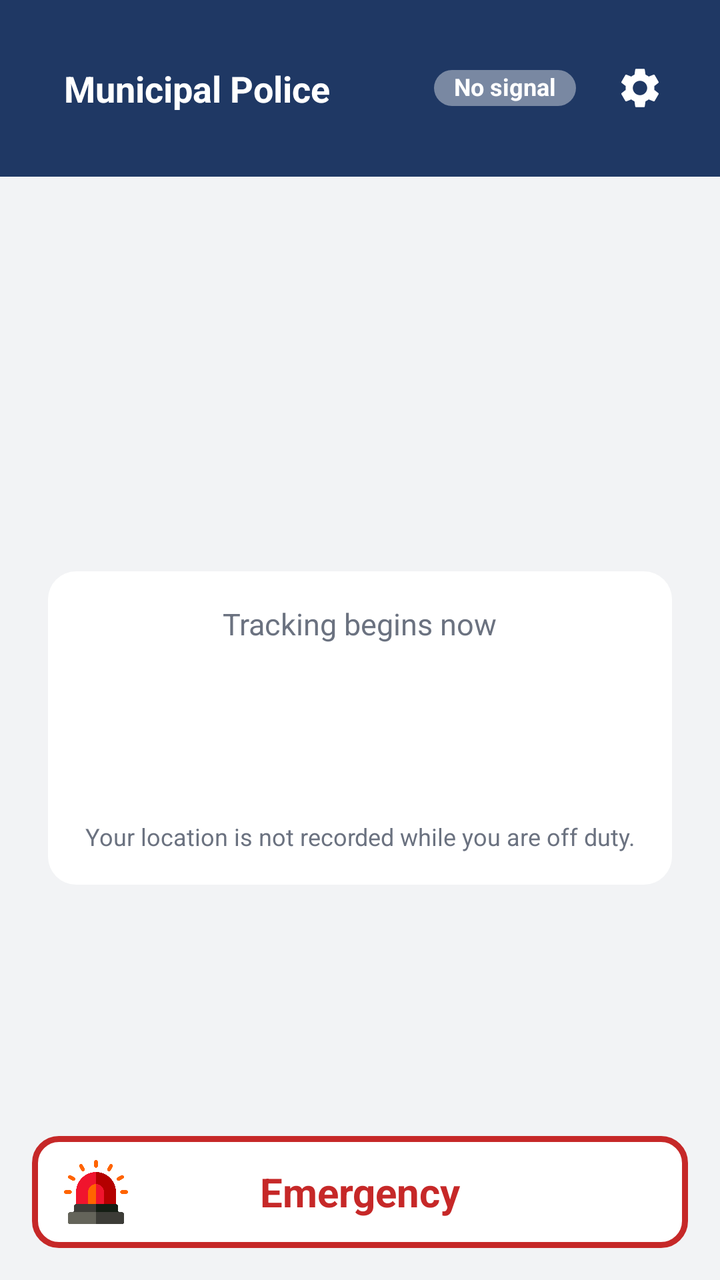
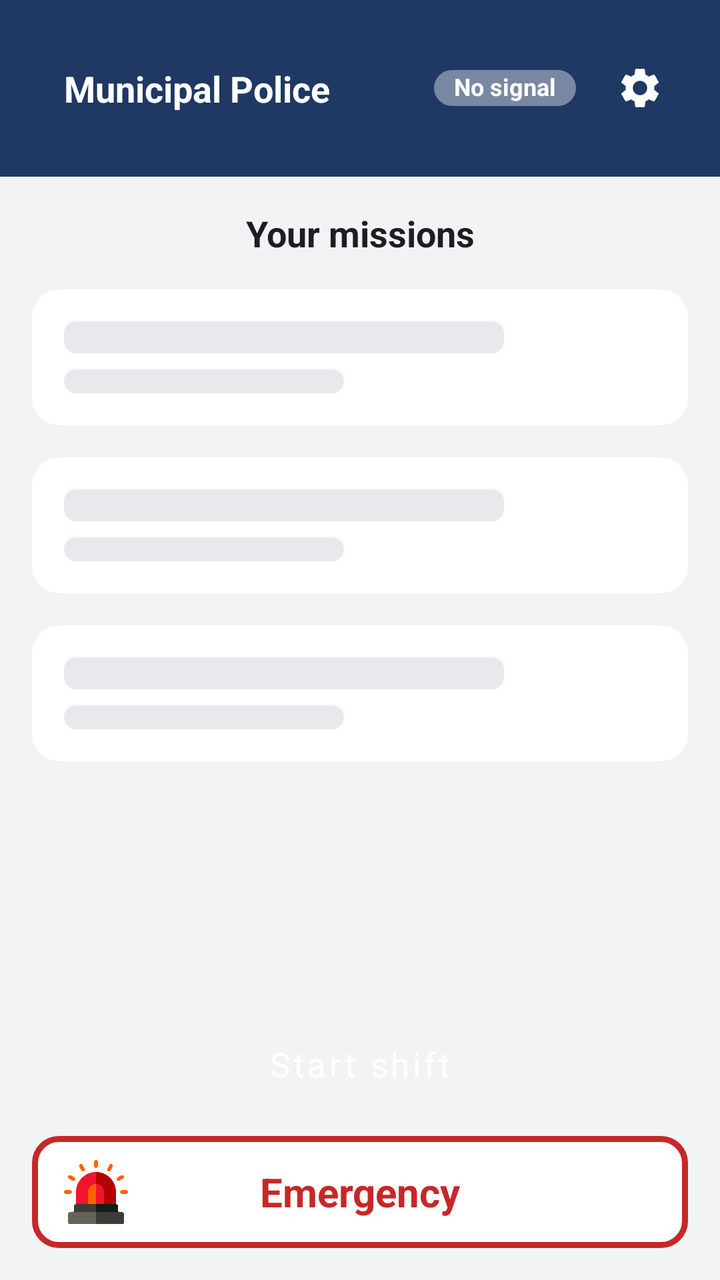

Two renders of the same Android screen: before a commit and after it. Below are the layout's source before the change and the commit's diff.
<!-- AndroidManifest.xml: activity theme Theme.OfficerApp.NoActionBar -->
<!-- res/layout/activity_shift.xml -->
<?xml version="1.0" encoding="utf-8"?>
<androidx.constraintlayout.widget.ConstraintLayout
    xmlns:android="http://schemas.android.com/apk/res/android"
    xmlns:app="http://schemas.android.com/apk/res-auto"
    android:layout_width="match_parent"
    android:layout_height="match_parent"
    android:background="@color/bg_canvas"
    android:fitsSystemWindows="true">

    <LinearLayout
        android:id="@+id/mainContent"
        android:layout_width="0dp"
        android:layout_height="0dp"
        android:orientation="vertical"
        app:layout_constraintBottom_toBottomOf="parent"
        app:layout_constraintEnd_toEndOf="parent"
        app:layout_constraintStart_toStartOf="parent"
        app:layout_constraintTop_toTopOf="parent">

        
        
        

        <LinearLayout
            style="@style/AppTopBar"
            android:layout_width="match_parent"
            android:layout_height="wrap_content"
            android:orientation="horizontal"
            android:gravity="center_vertical">

            <TextView
                android:id="@+id/tvTopBarTitle"
                style="@style/AppTopBar.Title"
                android:layout_width="0dp"
                android:layout_height="wrap_content"
                android:layout_weight="1"
                android:ellipsize="end"
                android:maxLines="1"
                android:text="@string/app_name" />

            <TextView
                android:id="@+id/tvStatusPill"
                style="@style/StatusPill"
                android:layout_width="wrap_content"
                android:layout_height="wrap_content"
                android:layout_marginEnd="@dimen/space_s"
                android:background="@drawable/pill_offline"
                android:text="@string/status_no_signal" />

            <ImageButton
                android:id="@+id/btnSettings"
                android:layout_width="@dimen/tap_target_min"
                android:layout_height="@dimen/tap_target_min"
                android:background="?attr/selectableItemBackgroundBorderless"
                android:contentDescription="@string/settings_title"
                android:src="@drawable/ic_settings" />

        </LinearLayout>


        
        
        

        <ViewFlipper
            android:id="@+id/flipper"
            android:layout_width="match_parent"
            android:layout_height="0dp"
            android:layout_weight="1"
            android:padding="@dimen/space_l">


            
            
            

            <LinearLayout
                android:layout_width="match_parent"
                android:layout_height="match_parent"
                android:orientation="vertical">

                <Space
                    android:layout_width="match_parent"
                    android:layout_height="0dp"
                    android:layout_weight="1" />

                <LinearLayout
                    style="@style/CardSurface"
                    android:layout_width="match_parent"
                    android:layout_height="wrap_content"
                    android:orientation="vertical"
                    android:gravity="center">

                    <TextView
                        android:layout_width="wrap_content"
                        android:layout_height="wrap_content"
                        android:layout_marginBottom="@dimen/space_m"
                        android:text="@string/shift_off_duty_subtitle"
                        android:textColor="@color/text_secondary"
                        android:textSize="@dimen/text_body" />

                    <Button
                        android:id="@+id/btnStartShift"
                        style="@style/Button.Success"
                        android:layout_width="match_parent"
                        android:layout_height="56dp"
                        android:text="@string/shift_start_button"
                        android:textSize="17sp" />

                    <TextView
                        android:layout_width="match_parent"
                        android:layout_height="wrap_content"
                        android:layout_marginTop="@dimen/space_m"
                        android:gravity="center"
                        android:text="@string/shift_off_duty_note"
                        android:textColor="@color/text_secondary"
                        android:textSize="@dimen/text_caption" />

                </LinearLayout>

                <Space
                    android:layout_width="match_parent"
                    android:layout_height="0dp"
                    android:layout_weight="1" />

            </LinearLayout>


            
            
            
            <View
                android:layout_width="0dp"
                android:layout_height="0dp"
                android:visibility="gone" />


            
            
            

            <LinearLayout
                android:layout_width="match_parent"
                android:layout_height="match_parent"
                android:orientation="vertical">

                <Space
                    android:layout_width="match_parent"
                    android:layout_height="0dp"
                    android:layout_weight="1" />


                <LinearLayout
                    android:layout_width="match_parent"
                    android:layout_height="wrap_content"
                    android:orientation="vertical"
                    android:gravity="center">

                    <ProgressBar
                        android:id="@+id/progressSyncing"
                        android:layout_width="48dp"
                        android:layout_height="48dp"
                        android:indeterminate="true"
                        android:indeterminateTint="@color/brand" />

                    <TextView
                        android:layout_width="wrap_content"
                        android:layout_height="wrap_content"
                        android:layout_marginTop="@dimen/space_l"
                        android:text="@string/shift_uploading_title"
                        android:textColor="@color/text_primary"
                        android:textStyle="bold"
                        android:textSize="@dimen/text_title" />

                    <TextView
                        android:id="@+id/tvSyncingDetail"
                        android:layout_width="match_parent"
                        android:layout_height="wrap_content"
                        android:layout_marginTop="@dimen/space_m"
                        android:gravity="center"
                        android:text="24 locations and 2 photos are being sent to dispatch."
                        android:textColor="@color/text_secondary"
                        android:textSize="@dimen/text_body" />

                </LinearLayout>


                <Space
                    android:layout_width="match_parent"
                    android:layout_height="0dp"
                    android:layout_weight="1" />

            </LinearLayout>

        </ViewFlipper>

    </LinearLayout>

    <LinearLayout
        android:id="@+id/btnPanicCircle"
        android:layout_width="0dp"
        android:layout_height="56dp"
        android:layout_marginStart="@dimen/space_m"
        android:layout_marginEnd="@dimen/space_m"
        android:layout_marginBottom="@dimen/space_m"
        android:background="@drawable/ripple_panic_button"
        android:clickable="true"
        android:focusable="true"
        android:gravity="center_vertical"
        android:orientation="horizontal"
        android:paddingLeft="16dp"
        android:paddingRight="16dp"
        app:layout_constraintBottom_toBottomOf="parent"
        app:layout_constraintEnd_toEndOf="parent"
        app:layout_constraintStart_toStartOf="parent">

        <ImageView
            android:layout_width="32dp"
            android:layout_height="32dp"
            android:src="@drawable/siren"
            android:contentDescription="Siren" />

        <TextView
            android:id="@+id/tvPanicButtonText"
            android:layout_width="0dp"
            android:layout_height="wrap_content"
            android:layout_weight="1"
            android:gravity="center"
            android:text="@string/panic_button_text"
            android:textColor="@color/urgent_alert"
            android:textSize="@dimen/panic_button_text_size"
            android:textStyle="bold" />

        <View
            android:layout_width="32dp"
            android:layout_height="32dp" />

    </LinearLayout>

</androidx.constraintlayout.widget.ConstraintLayout>
<!-- resources referenced by this layout -->
<resources>
  <color name="bg_canvas">#F2F3F5</color>
  <color name="brand">#1F3864</color>
  <color name="text_primary">#1C1E21</color>
  <color name="text_secondary">#6B7280</color>
  <color name="urgent_alert">#C62828</color>
  <dimen name="panic_button_text_size">20sp</dimen>
  <dimen name="space_l">24dp</dimen>
  <dimen name="space_m">16dp</dimen>
  <dimen name="space_s">8dp</dimen>
  <dimen name="tap_target_min">48dp</dimen>
  <dimen name="text_body">15sp</dimen>
  <dimen name="text_caption">12sp</dimen>
  <dimen name="text_title">18sp</dimen>
  <!-- drawable pill_offline (drawable) -->
  <?xml version="1.0" encoding="utf-8"?>
  <shape xmlns:android="http://schemas.android.com/apk/res/android" android:shape="rectangle">
      <solid android:color="#66FFFFFF" />
      <corners android:radius="20dp" />
  </shape>
  <string name="app_name">Municipal Police</string>
  <string name="panic_button_text">Emergency</string>
  <string name="settings_title">Settings</string>
  <string name="shift_off_duty_note">Your location is not recorded while you are off duty.</string>
  <string name="shift_off_duty_subtitle">Tracking begins now</string>
  <string name="shift_start_button">Start shift</string>
  <string name="shift_uploading_title">Uploading saved work</string>
  <string name="status_no_signal">No signal</string>
  <style name="AppTopBar">
          <item name="android:background">@color/brand</item>
          <item name="android:paddingStart">@dimen/space_m</item>
          <item name="android:paddingEnd">@dimen/space_m</item>
          <item name="android:paddingTop">@dimen/space_m</item>
          <item name="android:paddingBottom">@dimen/space_m</item>
          <item name="android:minHeight">56dp</item>
      </style>
  <style name="AppTopBar.Title">
          <item name="android:textColor">@color/text_on_brand</item>
          <item name="android:textSize">@dimen/text_title</item>
          <item name="android:textStyle">bold</item>
      </style>
  <style name="Button.Success" parent="Button.Primary">
          <item name="backgroundTint">@color/active_ok</item>
      </style>
  <style name="CardSurface">
          <item name="android:background">@drawable/bg_card</item>
          <item name="android:padding">@dimen/space_m</item>
      </style>
  <style name="Theme.OfficerApp.NoActionBar" parent="Theme.OfficerApp" />
  <color name="white">#FFFFFF</color>
  <color name="text_on_brand">#FFFFFF</color>
  <color name="active_ok">#2E7D32</color>
  <!-- drawable bg_card (drawable) -->
  <?xml version="1.0" encoding="utf-8"?>
  <shape xmlns:android="http://schemas.android.com/apk/res/android" android:shape="rectangle">
      <solid android:color="@color/bg_card" />
      <corners android:radius="14dp" />
  </shape>
  <dimen name="text_button">15sp</dimen>
  <dimen name="corner_radius_button">10dp</dimen>
  <color name="bg_card">#FFFFFF</color>
  <color name="brand_dark">#16294B</color>
  <color name="accent">#2E5496</color>
  <!-- unchanged entries left out for length: 6 -->
</resources>

<!-- the commit's change to res/layout/activity_shift.xml (unified diff, before → after) -->
@@ -7,195 +7,196 @@
     android:background="@color/bg_canvas"
     android:fitsSystemWindows="true">
 
+    
+    
+    
+
     <LinearLayout
-        android:id="@+id/mainContent"
+        android:id="@+id/topBar"
+        style="@style/AppTopBar"
+        android:layout_width="0dp"
+        android:layout_height="wrap_content"
+        android:orientation="horizontal"
+        android:gravity="center_vertical"
+        app:layout_constraintTop_toTopOf="parent"
+        app:layout_constraintStart_toStartOf="parent"
+        app:layout_constraintEnd_toEndOf="parent">
+
+        <TextView
+            android:id="@+id/tvTopBarTitle"
+            style="@style/AppTopBar.Title"
+            android:layout_width="0dp"
+            android:layout_height="wrap_content"
+            android:layout_weight="1"
+            android:ellipsize="end"
+            android:maxLines="1"
+            android:text="@string/app_name" />
+
+        <TextView
+            android:id="@+id/tvStatusPill"
+            style="@style/StatusPill"
+            android:layout_width="wrap_content"
+            android:layout_height="wrap_content"
+            android:layout_marginEnd="@dimen/space_s"
+            android:background="@drawable/pill_offline"
+            android:text="@string/status_no_signal" />
+
+        <ImageButton
+            android:id="@+id/btnSettings"
+            android:layout_width="@dimen/tap_target_min"
+            android:layout_height="@dimen/tap_target_min"
+            android:background="?attr/selectableItemBackgroundBorderless"
+            android:contentDescription="@string/settings_title"
+            android:src="@drawable/ic_settings" />
+
+    </LinearLayout>
+
+
+    
+    
+    
+
+    <TextView
+        android:id="@+id/tvYourMissionsHeader"
+        android:layout_width="0dp"
+        android:layout_height="wrap_content"
+        android:layout_marginStart="@dimen/space_m"
+        android:layout_marginEnd="@dimen/space_m"
+        android:layout_marginTop="@dimen/space_m"
+        android:gravity="center"
+        android:text="@string/shift_your_missions"
+        android:textColor="@color/text_primary"
+        android:textSize="@dimen/text_title"
+        android:textStyle="bold"
+        app:layout_constraintTop_toBottomOf="@id/topBar"
+        app:layout_constraintStart_toStartOf="parent"
+        app:layout_constraintEnd_toEndOf="parent" />
+
+
+    
+    
+    
+
+    <ViewFlipper
+        android:id="@+id/flipper"
         android:layout_width="0dp"
         android:layout_height="0dp"
-        android:orientation="vertical"
-        app:layout_constraintBottom_toBottomOf="parent"
-        app:layout_constraintEnd_toEndOf="parent"
+        app:layout_constraintTop_toBottomOf="@id/tvYourMissionsHeader"
+        app:layout_constraintBottom_toTopOf="@id/btnStartShift"
         app:layout_constraintStart_toStartOf="parent"
-        app:layout_constraintTop_toTopOf="parent">
-
-        
-        
-        
-
+        app:layout_constraintEnd_toEndOf="parent">
+
+        
         <LinearLayout
-            style="@style/AppTopBar"
-            android:layout_width="match_parent"
-            android:layout_height="wrap_content"
-            android:orientation="horizontal"
-            android:gravity="center_vertical">
-
-            <TextView
-                android:id="@+id/tvTopBarTitle"
-                style="@style/AppTopBar.Title"
-                android:layout_width="0dp"
-                android:layout_height="wrap_content"
-                android:layout_weight="1"
-                android:ellipsize="end"
-                android:maxLines="1"
-                android:text="@string/app_name" />
-
-            <TextView
-                android:id="@+id/tvStatusPill"
-                style="@style/StatusPill"
-                android:layout_width="wrap_content"
-                android:layout_height="wrap_content"
-                android:layout_marginEnd="@dimen/space_s"
-                android:background="@drawable/pill_offline"
-                android:text="@string/status_no_signal" />
-
-            <ImageButton
-                android:id="@+id/btnSettings"
-                android:layout_width="@dimen/tap_target_min"
-                android:layout_height="@dimen/tap_target_min"
-                android:background="?attr/selectableItemBackgroundBorderless"
-                android:contentDescription="@string/settings_title"
-                android:src="@drawable/ic_settings" />
-
+            android:layout_width="match_parent"
+            android:layout_height="match_parent"
+            android:orientation="vertical"
+            android:padding="@dimen/space_m">
+
+            <include layout="@layout/item_mission_skeleton" />
+            <include layout="@layout/item_mission_skeleton" />
+            <include layout="@layout/item_mission_skeleton" />
         </LinearLayout>
 
-
-        
-        
-        
-
-        <ViewFlipper
-            android:id="@+id/flipper"
-            android:layout_width="match_parent"
-            android:layout_height="0dp"
-            android:layout_weight="1"
-            android:padding="@dimen/space_l">
-
-
-            
-            
-            
-
-            <LinearLayout
+        
+        <androidx.swiperefreshlayout.widget.SwipeRefreshLayout
+            android:id="@+id/swipeRefresh"
+            android:layout_width="match_parent"
+            android:layout_height="match_parent">
+
+            <androidx.recyclerview.widget.RecyclerView
+                android:id="@+id/recyclerMissions"
                 android:layout_width="match_parent"
                 android:layout_height="match_parent"
-                android:orientation="vertical">
-
-                <Space
-                    android:layout_width="match_parent"
-                    android:layout_height="0dp"
-                    android:layout_weight="1" />
-
-                <LinearLayout
-                    style="@style/CardSurface"
-                    android:layout_width="match_parent"
-                    android:layout_height="wrap_content"
-                    android:orientation="vertical"
-                    android:gravity="center">
-
-                    <TextView
-                        android:layout_width="wrap_content"
-                        android:layout_height="wrap_content"
-                        android:layout_marginBottom="@dimen/space_m"
-                        android:text="@string/shift_off_duty_subtitle"
-                        android:textColor="@color/text_secondary"
-                        android:textSize="@dimen/text_body" />
-
-                    <Button
-                        android:id="@+id/btnStartShift"
-                        style="@style/Button.Success"
-                        android:layout_width="match_parent"
-                        android:layout_height="56dp"
-                        android:text="@string/shift_start_button"
-                        android:textSize="17sp" />
-
-                    <TextView
-                        android:layout_width="match_parent"
-                        android:layout_height="wrap_content"
-                        android:layout_marginTop="@dimen/space_m"
-                        android:gravity="center"
-                        android:text="@string/shift_off_duty_note"
-                        android:textColor="@color/text_secondary"
-                        android:textSize="@dimen/text_caption" />
-
-                </LinearLayout>
-
-                <Space
-                    android:layout_width="match_parent"
-                    android:layout_height="0dp"
-                    android:layout_weight="1" />
-
-            </LinearLayout>
-
-
-            
-            
-            
-            <View
-                android:layout_width="0dp"
-                android:layout_height="0dp"
-                android:visibility="gone" />
-
-
-            
-            
-            
-
-            <LinearLayout
+                android:clipToPadding="false"
+                android:paddingHorizontal="@dimen/space_m"
+                android:paddingTop="@dimen/space_m"
+                android:paddingBottom="@dimen/space_m" />
+        </androidx.swiperefreshlayout.widget.SwipeRefreshLayout>
+
+        
+        <LinearLayout
+            android:layout_width="match_parent"
+            android:layout_height="match_parent"
+            android:gravity="center"
+            android:orientation="vertical"
+            android:padding="@dimen/space_xl">
+
+            <TextView
+                android:layout_width="wrap_content"
+                android:layout_height="wrap_content"
+                android:text="@string/missions_empty_title"
+                android:textColor="@color/text_primary"
+                android:textSize="@dimen/text_title"
+                android:textStyle="bold" />
+
+            <TextView
                 android:layout_width="match_parent"
-                android:layout_height="match_parent"
-                android:orientation="vertical">
-
-                <Space
-                    android:layout_width="match_parent"
-                    android:layout_height="0dp"
-                    android:layout_weight="1" />
-
-
-                <LinearLayout
-                    android:layout_width="match_parent"
-                    android:layout_height="wrap_content"
-                    android:orientation="vertical"
-                    android:gravity="center">
-
-                    <ProgressBar
-                        android:id="@+id/progressSyncing"
-                        android:layout_width="48dp"
-                        android:layout_height="48dp"
-                        android:indeterminate="true"
-                        android:indeterminateTint="@color/brand" />
-
-                    <TextView
-                        android:layout_width="wrap_content"
-                        android:layout_height="wrap_content"
-                        android:layout_marginTop="@dimen/space_l"
-                        android:text="@string/shift_uploading_title"
-                        android:textColor="@color/text_primary"
-                        android:textStyle="bold"
-                        android:textSize="@dimen/text_title" />
-
-                    <TextView
-                        android:id="@+id/tvSyncingDetail"
-                        android:layout_width="match_parent"
-                        android:layout_height="wrap_content"
-                        android:layout_marginTop="@dimen/space_m"
-                        android:gravity="center"
-                        android:text="24 locations and 2 photos are being sent to dispatch."
-                        android:textColor="@color/text_secondary"
-                        android:textSize="@dimen/text_body" />
-
-                </LinearLayout>
-
-
-                <Space
-                    android:layout_width="match_parent"
-                    android:layout_height="0dp"
-                    android:layout_weight="1" />
-
-            </LinearLayout>
-
-        </ViewFlipper>
-
-    </LinearLayout>
-
+                android:layout_height="wrap_content"
+                android:layout_marginTop="@dimen/space_s"
+                android:gravity="center"
+                android:text="@string/missions_empty_body"
+                android:textColor="@color/text_secondary"
+                android:textSize="@dimen/text_body" />
+        </LinearLayout>
+
+        
+        <LinearLayout
+            android:layout_width="match_parent"
+            android:layout_height="match_parent"
+            android:gravity="center"
+            android:orientation="vertical"
+            android:padding="@dimen/space_xl">
+
+            <TextView
+                android:layout_width="wrap_content"
+                android:layout_height="wrap_content"
+                android:text="@string/missions_error_title"
+                android:textColor="@color/text_primary"
+                android:textSize="@dimen/text_title"
+                android:textStyle="bold" />
+
+            <TextView
+                android:layout_width="match_parent"
+                android:layout_height="wrap_content"
+                android:layout_marginTop="@dimen/space_s"
+                android:gravity="center"
+                android:text="@string/missions_error_body"
+                android:textColor="@color/text_secondary"
+                android:textSize="@dimen/text_body" />
+
+            <Button
+                android:id="@+id/btnTryAgain"
+                style="@style/Button.Outline"
+                android:layout_width="wrap_content"
+                android:layout_height="wrap_content"
+                android:layout_marginTop="@dimen/space_m"
+                android:text="@string/missions_try_again" />
+        </LinearLayout>
+
+    </ViewFlipper>
+
+
+    
+    
+    
+
+    
+    <Button
+        android:id="@+id/btnStartShift"
+        style="@style/Button.Success"
+        android:layout_width="0dp"
+        android:layout_height="56dp"
+        android:layout_marginStart="@dimen/space_m"
+        android:layout_marginEnd="@dimen/space_m"
+        android:layout_marginBottom="@dimen/space_s"
+        android:text="@string/shift_start_button"
+        android:textSize="17sp"
+        app:layout_constraintBottom_toTopOf="@id/btnPanicCircle"
+        app:layout_constraintEnd_toEndOf="parent"
+        app:layout_constraintStart_toStartOf="parent" />
+
+    
     <LinearLayout
         android:id="@+id/btnPanicCircle"
         android:layout_width="0dp"
@@ -238,3 +239,24 @@
     </LinearLayout>
 
 </androidx.constraintlayout.widget.ConstraintLayout>
+<!-- res/layout/item_mission_skeleton.xml (included above) -->
+<?xml version="1.0" encoding="utf-8"?>
+<LinearLayout xmlns:android="http://schemas.android.com/apk/res/android"
+    android:layout_width="match_parent"
+    android:layout_height="wrap_content"
+    android:layout_marginBottom="@dimen/space_m"
+    android:background="@drawable/bg_card"
+    android:orientation="vertical"
+    android:padding="@dimen/space_m">
+
+    <View
+        android:layout_width="220dp"
+        android:layout_height="16dp"
+        android:background="@drawable/bg_skeleton" />
+
+    <View
+        android:layout_width="140dp"
+        android:layout_height="12dp"
+        android:layout_marginTop="@dimen/space_s"
+        android:background="@drawable/bg_skeleton" />
+</LinearLayout>
<!-- resource entries referenced after the edit -->
@@ -6,9 +6,9 @@
   <color name="text_secondary">#6B7280</color>
   <color name="urgent_alert">#C62828</color>
   <dimen name="panic_button_text_size">20sp</dimen>
-  <dimen name="space_l">24dp</dimen>
   <dimen name="space_m">16dp</dimen>
   <dimen name="space_s">8dp</dimen>
+  <dimen name="space_xl">32dp</dimen>
   <dimen name="tap_target_min">48dp</dimen>
   <dimen name="text_body">15sp</dimen>
   <dimen name="text_caption">12sp</dimen>
@@ -20,12 +20,15 @@
       <corners android:radius="20dp" />
   </shape>
   <string name="app_name">Municipal Police</string>
+  <string name="missions_empty_body">New missions arrive here as soon as dispatch sends them. You will get a notification.</string>
+  <string name="missions_empty_title">Nothing assigned yet</string>
+  <string name="missions_error_body">Check your connection and try again. Nothing you saved has been lost.</string>
+  <string name="missions_error_title">Could not load missions</string>
+  <string name="missions_try_again">Try again</string>
   <string name="panic_button_text">Emergency</string>
   <string name="settings_title">Settings</string>
-  <string name="shift_off_duty_note">Your location is not recorded while you are off duty.</string>
-  <string name="shift_off_duty_subtitle">Tracking begins now</string>
   <string name="shift_start_button">Start shift</string>
-  <string name="shift_uploading_title">Uploading saved work</string>
+  <string name="shift_your_missions">Your missions</string>
   <string name="status_no_signal">No signal</string>
   <style name="AppTopBar">
           <item name="android:background">@color/brand</item>
@@ -40,16 +43,21 @@
           <item name="android:textSize">@dimen/text_title</item>
           <item name="android:textStyle">bold</item>
       </style>
+  <style name="Button.Outline" parent="Widget.MaterialComponents.Button.OutlinedButton">
+          <item name="android:textColor">@color/brand</item>
+          <item name="strokeColor">@color/input_border</item>
+          <item name="android:textSize">@dimen/text_button</item>
+          <item name="android:textAllCaps">false</item>
+          <item name="android:minHeight">@dimen/tap_target_min</item>
+          <item name="cornerRadius">@dimen/corner_radius_button</item>
+      </style>
   <style name="Button.Success" parent="Button.Primary">
           <item name="backgroundTint">@color/active_ok</item>
-      </style>
-  <style name="CardSurface">
-          <item name="android:background">@drawable/bg_card</item>
-          <item name="android:padding">@dimen/space_m</item>
       </style>
   <style name="Theme.OfficerApp.NoActionBar" parent="Theme.OfficerApp" />
   <color name="white">#FFFFFF</color>
   <color name="text_on_brand">#FFFFFF</color>
+  <color name="input_border">#D8DCE2</color>
   <color name="active_ok">#2E7D32</color>
   <!-- drawable bg_card (drawable) -->
   <?xml version="1.0" encoding="utf-8"?>
@@ -57,9 +65,16 @@
       <solid android:color="@color/bg_card" />
       <corners android:radius="14dp" />
   </shape>
+  <!-- drawable bg_skeleton (drawable) -->
+  <?xml version="1.0" encoding="utf-8"?>
+  <shape xmlns:android="http://schemas.android.com/apk/res/android" android:shape="rectangle">
+      <solid android:color="@color/skeleton" />
+      <corners android:radius="6dp" />
+  </shape>
   <dimen name="text_button">15sp</dimen>
   <dimen name="corner_radius_button">10dp</dimen>
   <color name="bg_card">#FFFFFF</color>
+  <color name="skeleton">#E7E9EC</color>
   <color name="brand_dark">#16294B</color>
   <color name="accent">#2E5496</color>
   <!-- unchanged entries left out for length: 6 -->
